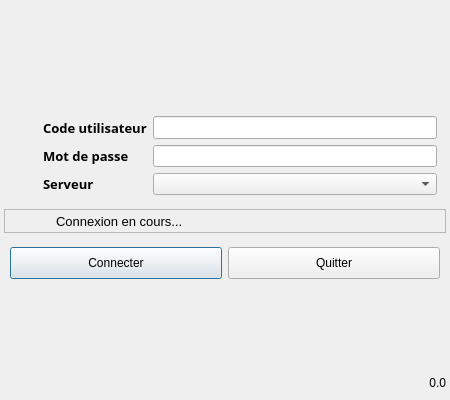
This is client/src/dialogs/LoginDialog.ui in introlab/openteraplus as Qt 5 draws it before an edit. The edited form follows.
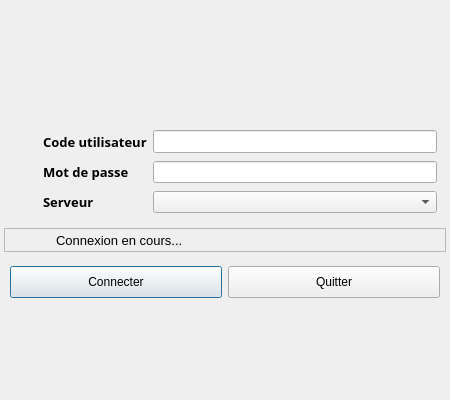
This is the edited form. Icons and pictures are not drawn.

The edit to the form file:
```diff
--- a/client/src/dialogs/LoginDialog.ui
+++ b/client/src/dialogs/LoginDialog.ui
@@ -578,16 +578,6 @@
      </layout>
     </widget>
    </item>
-   <item>
-    <widget class="QLabel" name="lblVersion">
-     <property name="text">
-      <string>0.0</string>
-     </property>
-     <property name="alignment">
-      <set>Qt::AlignBottom|Qt::AlignRight|Qt::AlignTrailing</set>
-     </property>
-    </widget>
-   </item>
   </layout>
  </widget>
  <tabstops>
```
